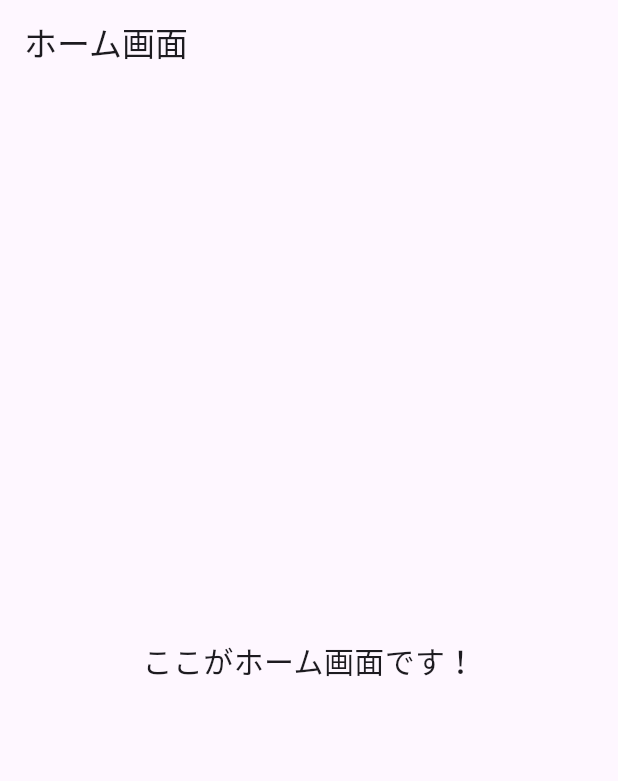
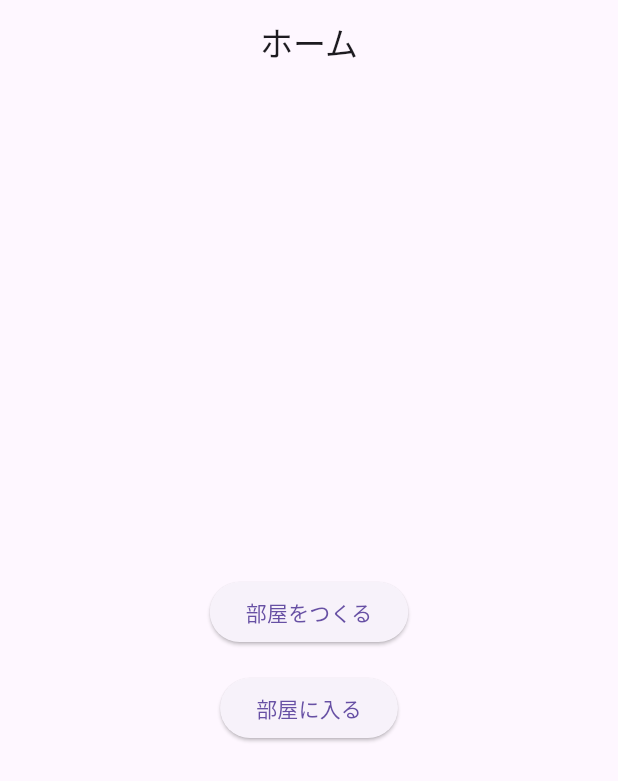
Before and after one commit to Takumi162/beat_rush, a Flutter app: the HomeScreen screen opened by its route, on a phone screen of 412 x 824 dp. Shown: the top 781 px of the screen. Run offline on Flutter 3.47's test engine with Material 3 defaults, Android fonts, the phone set to English and light mode, and no system bars; our stand-ins replace firebase_auth, firebase_core, firebase_database, go_router; accounts and stored records are empty.

Commit message:
ホーム画面シンプルボタンUI配置&画面遷移実装

```diff
--- a/lib/main.dart
+++ b/lib/main.dart
@@ -6,6 +6,8 @@
 import 'package:go_router/go_router.dart';
 import './screens/login/login_screen.dart';
 import './screens/home/home_screen.dart';
+import './screens/room/create_room_screen.dart';
+import './screens/room/join_room_screen.dart';
 
 /// 🔹 AuthServiceのインスタンス（アプリ全体で使う）
 final AuthService _authService = AuthService();
@@ -18,6 +20,14 @@
   routes: [
     GoRoute(path: '/login', builder: (context, state) => const LoginScreen()),
     GoRoute(path: '/home', builder: (context, state) => const HomeScreen()),
+    GoRoute(
+      path: '/room/create',
+      builder: (context, state) => const CreateRoomScreen(),
+    ),
+    GoRoute(
+      path: '/room/join',
+      builder: (context, state) => const JoinRoomScreen(),
+    ),
   ],
 
   /// 🔸 ログイン状態によって遷移を出し分け
--- a/lib/screens/home/home_screen.dart
+++ b/lib/screens/home/home_screen.dart
@@ -1,4 +1,5 @@
 import 'package:flutter/material.dart';
+import 'package:go_router/go_router.dart';
 
 class HomeScreen extends StatelessWidget {
   const HomeScreen({super.key});
@@ -6,9 +7,24 @@ class HomeScreen extends StatelessWidget {
   @override
   Widget build(BuildContext context) {
     return Scaffold(
-      appBar: AppBar(title: const Text('ホーム画面')),
-      body: const Center(
-        child: Text('ここがホーム画面です！', style: TextStyle(fontSize: 20)),
+      appBar: AppBar(title: const Text('ホーム'), centerTitle: true),
+      body: Center(
+        child: Column(
+          mainAxisAlignment: MainAxisAlignment.center,
+          children: [
+            // 部屋をつくるボタン
+            ElevatedButton(
+              onPressed: () => context.go('/room/create'),
+              child: const Text('部屋をつくる'),
+            ),
+            const SizedBox(height: 16),
+            // 部屋に入るボタン
+            ElevatedButton(
+              onPressed: () => context.go('/room/join'),
+              child: const Text('部屋に入る'),
+            ),
+          ],
+        ),
       ),
     );
   }
--- /dev/null
+++ b/lib/screens/room/create_room_screen.dart
@@ -0,0 +1,15 @@
+import 'package:flutter/material.dart';
+
+class CreateRoomScreen extends StatelessWidget {
+  const CreateRoomScreen({super.key});
+
+  @override
+  Widget build(BuildContext context) {
+    return Scaffold(
+      appBar: AppBar(title: const Text('部屋をつくる')),
+      body: const Center(
+        child: Text('これは仮の部屋作成画面です', style: TextStyle(fontSize: 18)),
+      ),
+    );
+  }
+}
--- /dev/null
+++ b/lib/screens/room/join_room_screen.dart
@@ -0,0 +1,15 @@
+import 'package:flutter/material.dart';
+
+class JoinRoomScreen extends StatelessWidget {
+  const JoinRoomScreen({super.key});
+
+  @override
+  Widget build(BuildContext context) {
+    return Scaffold(
+      appBar: AppBar(title: const Text('部屋に入る')),
+      body: const Center(
+        child: Text('これは仮の部屋参加画面です', style: TextStyle(fontSize: 18)),
+      ),
+    );
+  }
+}
```
